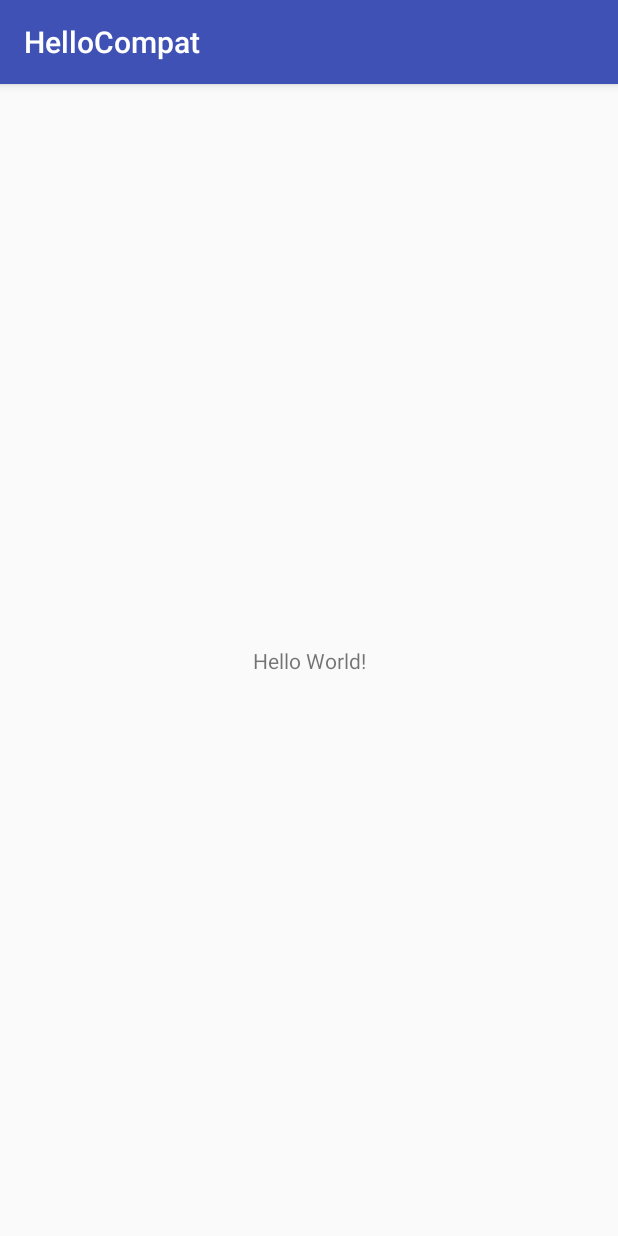
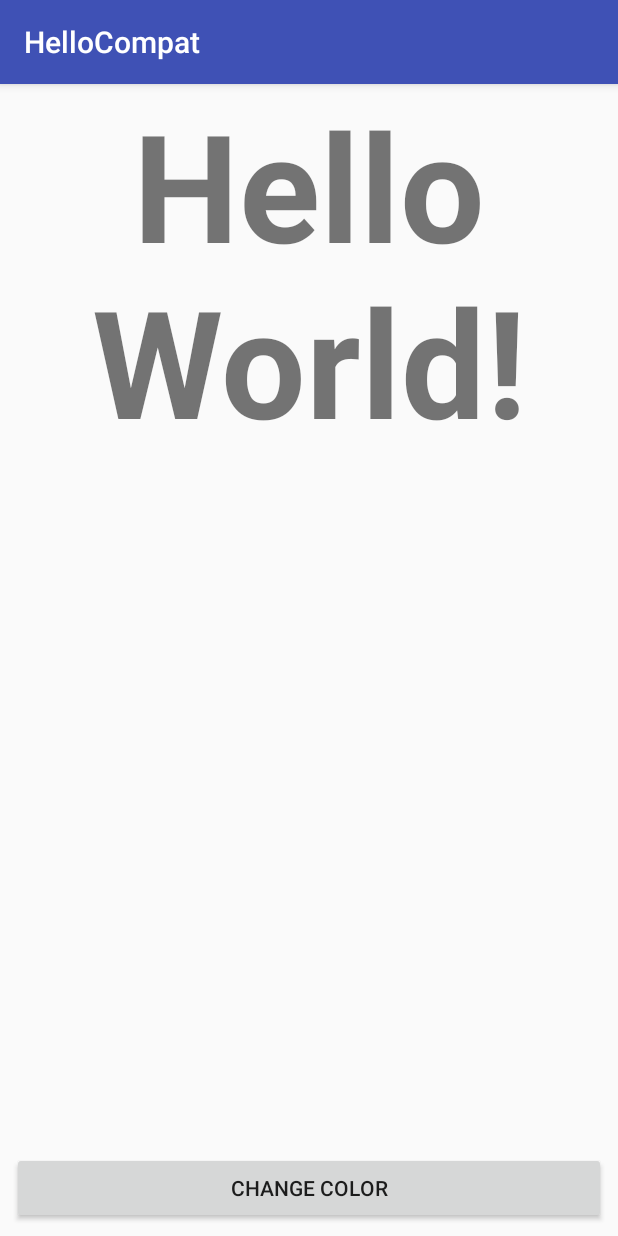
Before and after one commit to SaumyaSingh1/Android-Codelabs, an Android app: the screen it shows after launch (MainActivity), on a phone screen of 412 x 824 dp. Run offline under Robolectric (Android 15) with nearby library versions, the phone set to English and light mode, and no system bars.

Commit message:
completed task2 of hellocompat app

```diff
--- a/HelloCompat/app/src/main/java/com/sanjeev/hellocompat/MainActivity.java
+++ b/HelloCompat/app/src/main/java/com/sanjeev/hellocompat/MainActivity.java
@@ -1,13 +1,38 @@
 package com.sanjeev.hellocompat;
 
+import android.os.PersistableBundle;
 import android.support.v7.app.AppCompatActivity;
 import android.os.Bundle;
+import android.view.View;
+import android.widget.TextView;
 
 public class MainActivity extends AppCompatActivity {
+
+    private TextView mHelloTextView;
+    private String[] mColorArray = {"red", "pink", "purple", "deep_purple",
+            "indigo", "blue", "light_blue", "cyan", "teal", "green",
+            "light_green", "lime", "yellow", "amber", "orange", "deep_orange",
+            "brown", "grey", "blue_grey", "black" };
 
     @Override
     protected void onCreate(Bundle savedInstanceState) {
         super.onCreate(savedInstanceState);
         setContentView(R.layout.activity_main);
+
+        mHelloTextView = findViewById(R.id.hello_textview);
+
+        if(savedInstanceState != null){
+            mHelloTextView.setTextColor(savedInstanceState.getInt("color"));
+        }
+    }
+
+    public void changeColor(View view) {
+
+    }
+
+    @Override
+    public void onSaveInstanceState(Bundle outState, PersistableBundle outPersistentState) {
+        super.onSaveInstanceState(outState, outPersistentState);
+        outState.putInt("color", mHelloTextView.getCurrentTextColor());
     }
 }
--- a/HelloCompat/app/src/main/res/layout/activity_main.xml
+++ b/HelloCompat/app/src/main/res/layout/activity_main.xml
@@ -7,12 +7,31 @@
     tools:context=".MainActivity">
 
     <TextView
+        android:id="@+id/hello_textview"
         android:layout_width="wrap_content"
         android:layout_height="wrap_content"
         android:text="Hello World!"
-        app:layout_constraintBottom_toBottomOf="parent"
+        android:textAlignment="center"
+        android:textSize="100sp"
+        android:textStyle="bold"
         app:layout_constraintLeft_toLeftOf="parent"
         app:layout_constraintRight_toRightOf="parent"
         app:layout_constraintTop_toTopOf="parent" />
 
+    <Button
+        android:id="@+id/color_button"
+        android:layout_width="0dp"
+        android:layout_height="wrap_content"
+        android:layout_marginStart="8dp"
+        android:layout_marginLeft="8dp"
+        android:layout_marginEnd="8dp"
+        android:layout_marginRight="8dp"
+        android:layout_marginBottom="8dp"
+        android:text="@string/change_color"
+        android:onClick="changeColor"
+        app:layout_constraintBottom_toBottomOf="parent"
+        app:layout_constraintEnd_toEndOf="parent"
+        app:layout_constraintStart_toStartOf="parent"
+        tools:text="Change Color" />
+
 </android.support.constraint.ConstraintLayout>
--- a/HelloCompat/app/src/main/res/values/strings.xml
+++ b/HelloCompat/app/src/main/res/values/strings.xml
@@ -1,3 +1,4 @@
 <resources>
     <string name="app_name">HelloCompat</string>
+    <string name="change_color">Change Color</string>
 </resources>
--- a/HelloCompat/build.gradle
+++ b/HelloCompat/build.gradle
@@ -7,7 +7,7 @@ buildscript {
         jcenter()
     }
     dependencies {
-        classpath 'com.android.tools.build:gradle:3.1.4'
+        classpath 'com.android.tools.build:gradle:3.2.0'
 
 
         // NOTE: Do not place your application dependencies here; they belong
```
Also changed, not shown: HelloCompat/app/src/main/res/values/colors.xml (+20 -0 lines), HelloCompat/gradle/wrapper/gradle-wrapper.properties.
